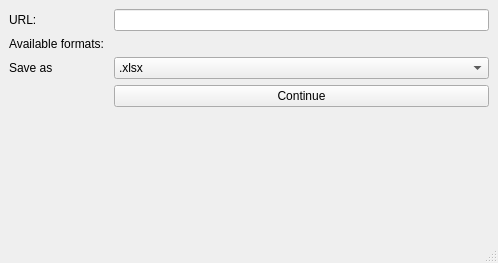
First picture: the form in gui.ui, repository KryzPetr1533/Formater, before the edit.
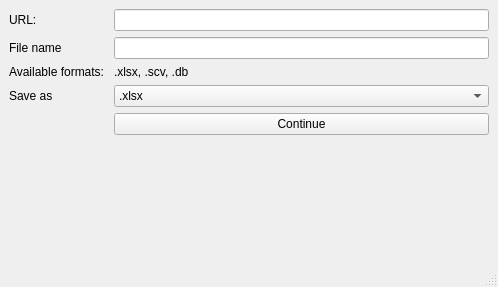
Second picture: the form after the edit.

Commit message: added url parser and file namer

```diff
--- a/gui.ui
+++ b/gui.ui
@@ -7,7 +7,7 @@
     <x>0</x>
     <y>0</y>
     <width>498</width>
-    <height>263</height>
+    <height>287</height>
    </rect>
   </property>
   <property name="windowTitle">
@@ -15,23 +15,47 @@
   </property>
   <widget class="QWidget" name="centralwidget">
    <layout class="QFormLayout" name="formLayout">
-    <item row="0" column="1">
-     <widget class="QLineEdit" name="lineEdit"/>
+    <item row="10" column="1">
+     <widget class="QPushButton" name="continueButton">
+      <property name="text">
+       <string>Continue</string>
+      </property>
+     </widget>
+    </item>
+    <item row="2" column="1">
+     <widget class="QLineEdit" name="lineEdit_2"/>
     </item>
     <item row="2" column="0">
-     <widget class="QLabel" name="label_3">
+     <widget class="QLabel" name="label_4">
       <property name="text">
-       <string>Available formats: </string>
+       <string>File name</string>
       </property>
      </widget>
     </item>
-    <item row="0" column="0">
+    <item row="1" column="0">
      <widget class="QLabel" name="label_2">
       <property name="text">
        <string>URL:</string>
       </property>
      </widget>
     </item>
+    <item row="1" column="1">
+     <widget class="QLineEdit" name="lineEdit"/>
+    </item>
+    <item row="3" column="0">
+     <widget class="QLabel" name="label_3">
+      <property name="text">
+       <string>Available formats: </string>
+      </property>
+     </widget>
+    </item>
+    <item row="3" column="1">
+     <widget class="QLabel" name="label_3">
+      <property name="text">
+       <string>.xlsx, .scv, .db</string>
+      </property>
+     </widget>
+    </item>
     <item row="4" column="0">
      <widget class="QLabel" name="label">
       <property name="text">
@@ -63,13 +87,6 @@
       </item>
      </widget>
     </item>
-    <item row="8" column="1">
-     <widget class="QPushButton" name="continueButton">
-      <property name="text">
-       <string>Continue</string>
-      </property>
-     </widget>
-    </item>
    </layout>
   </widget>
   <widget class="QMenuBar" name="menubar">
```
The commit also changes 1 other file.
